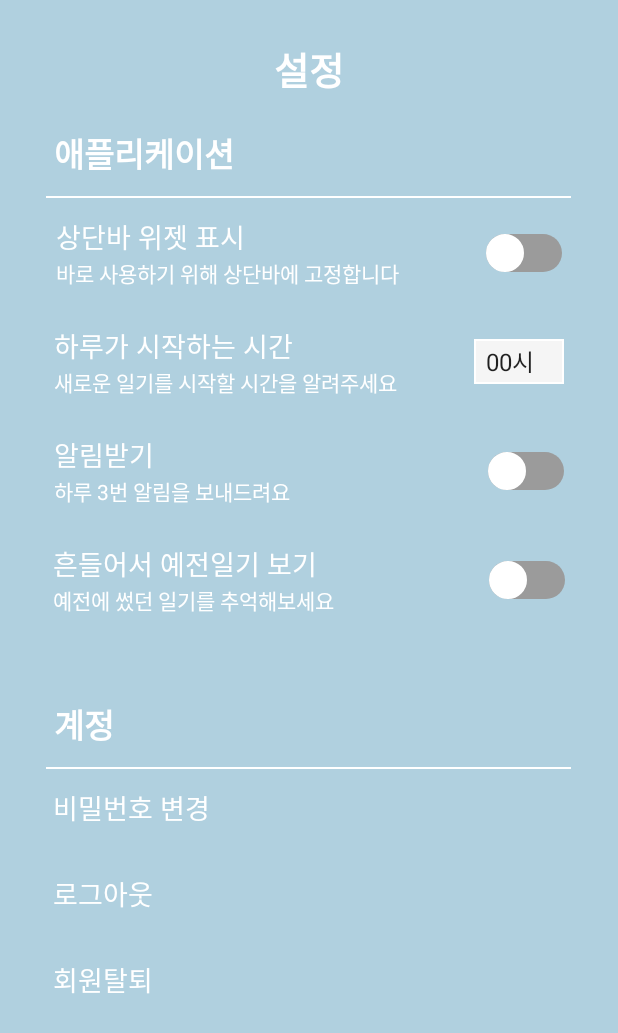
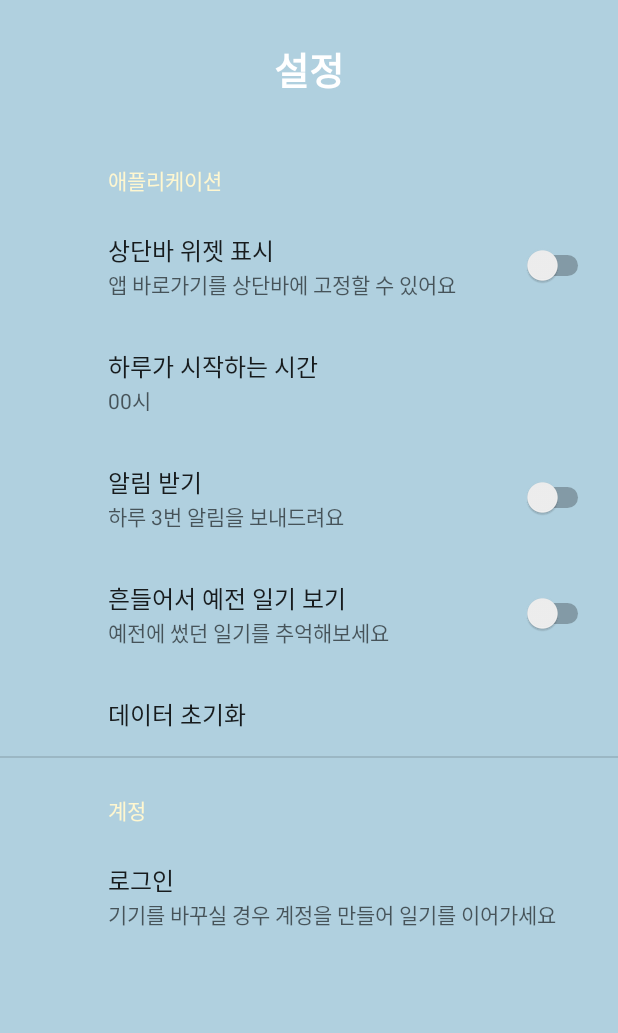
Before and after one commit to kgm-930/harufilm, an Android app: the SettingsActivity screen opened directly, with no data from a screen before it, on a phone screen of 412 x 824 dp. Shown: the top 1033 px of the screen. Run offline under Robolectric (Android 15) with nearby library versions, the phone set to English and light mode, and no system bars; our stand-ins replace androidx.preference.

Commit message:
settings preference

```diff
--- a/android/TodayFilm/app/build.gradle
+++ b/android/TodayFilm/app/build.gradle
@@ -35,13 +35,14 @@ android {
 }
 
 dependencies {
-
+    implementation 'androidx.preference:preference-ktx:1.2.0'
     implementation 'androidx.core:core-ktx:1.7.0'
     implementation 'androidx.appcompat:appcompat:1.4.2'
     implementation 'androidx.fragment:fragment-ktx:1.5.0'
     implementation 'androidx.recyclerview:recyclerview:1.2.1'
     implementation 'com.google.android.material:material:1.6.1'
     implementation 'androidx.constraintlayout:constraintlayout:2.1.4'
+    implementation 'androidx.preference:preference:1.1.1'
     testImplementation 'junit:junit:4.13.2'
     androidTestImplementation 'androidx.test.ext:junit:1.1.3'
     androidTestImplementation 'androidx.test.espresso:espresso-core:3.4.0'
--- a/android/TodayFilm/app/src/main/AndroidManifest.xml
+++ b/android/TodayFilm/app/src/main/AndroidManifest.xml
@@ -23,7 +23,7 @@
             android:name=".CameraActivity"
             android:exported="false" />
         <activity
-            android:name=".CoverActivity"
+            android:name=".MainActivity"
             android:exported="false" />
         <activity
             android:name=".IntroActivity"
@@ -44,7 +44,7 @@
             android:name=".LoginActivity"
             android:exported="false" />
         <activity
-            android:name=".MainActivity"
+            android:name=".CoverActivity"
             android:exported="true" >
             <intent-filter>
                 <action android:name="android.intent.action.MAIN" />
--- a/android/TodayFilm/app/src/main/java/com/example/todayfilm/SettingsActivity.kt
+++ b/android/TodayFilm/app/src/main/java/com/example/todayfilm/SettingsActivity.kt
@@ -1,32 +1,26 @@
 package com.example.todayfilm
 
+import android.os.Bundle
 import androidx.appcompat.app.AppCompatActivity
-import android.os.Bundle
-import android.widget.ArrayAdapter
-import android.widget.Spinner
+import androidx.preference.PreferenceFragmentCompat
 
 class SettingsActivity : AppCompatActivity() {
+
     override fun onCreate(savedInstanceState: Bundle?) {
         super.onCreate(savedInstanceState)
-        setContentView(R.layout.activity_settings)
-
-
-        val spinner: Spinner = findViewById(R.id.spinner)
-// Create an ArrayAdapter using the string array and a default spinner layout
-        ArrayAdapter.createFromResource(
-            this,
-            R.array.my_array,
-            android.R.layout.simple_spinner_item
-        ).also { adapter ->
-            // Specify the layout to use when the list of choices appears
-            adapter.setDropDownViewResource(android.R.layout.simple_spinner_dropdown_item)
-            // Apply the adapter to the spinner
-            spinner.adapter = adapter
+        setContentView(R.layout.settings_activity)
+        if (savedInstanceState == null) {
+            supportFragmentManager
+                    .beginTransaction()
+                    .replace(R.id.settings, SettingsFragment())
+                    .commit()
         }
-
-
-
+        supportActionBar?.setDisplayHomeAsUpEnabled(true)
     }
 
-
+    class SettingsFragment : PreferenceFragmentCompat() {
+        override fun onCreatePreferences(savedInstanceState: Bundle?, rootKey: String?) {
+            setPreferencesFromResource(R.xml.preference, rootKey)
+        }
+    }
 }
--- a/android/TodayFilm/app/src/main/res/layout/activity_settings.xml
+++ /dev/null
@@ -1,338 +0,0 @@
-<?xml version="1.0" encoding="utf-8"?>
-<LinearLayout xmlns:android="http://schemas.android.com/apk/res/android"
-    xmlns:app="http://schemas.android.com/apk/res-auto"
-    xmlns:tools="http://schemas.android.com/tools"
-    android:id="@+id/loginView"
-    android:layout_width="match_parent"
-    android:layout_height="match_parent"
-    tools:context=".SettingsActivity"
-    android:orientation="vertical"
-    android:gravity="center_horizontal"
-    android:background="@color/blue_200">
-
-
-
-    <TextView
-        android:layout_width="wrap_content"
-        android:layout_height="65dp"
-        android:text="설정"
-        android:textColor="@color/white"
-        android:textSize="25sp"
-        android:textStyle="bold"
-        android:gravity="bottom"
-        android:layout_marginBottom="20dp"
-        />
-    <TextView
-        android:layout_width="match_parent"
-        android:layout_height="wrap_content"
-        android:text="애플리케이션"
-        android:layout_marginStart="24dp"
-        android:textColor="@color/white"
-        android:textSize="22sp"
-        android:textStyle="bold"
-
-        />
-
-    <View
-        android:layout_width="350dp"
-        android:layout_height="1dp"
-        android:background="@color/white"
-        android:layout_marginVertical="12dp"
-
-
-        />
-
-
-
-    <androidx.constraintlayout.widget.ConstraintLayout
-        android:id="@+id/linearLayout"
-        android:layout_width="409dp"
-        android:layout_height="wrap_content"
-
-        android:paddingBottom="24dp"
-        android:orientation="horizontal"
-
-
-        android:paddingHorizontal="36dp"
-        app:layout_constraintEnd_toEndOf="parent"
-        app:layout_constraintHorizontal_bias="0.5"
-        app:layout_constraintStart_toStartOf="parent"
-        tools:layout_editor_absoluteX="1dp">
-
-        <LinearLayout
-            android:layout_width="wrap_content"
-            android:layout_height="wrap_content"
-            android:orientation="vertical">
-
-            <TextView
-                android:id="@+id/textView"
-                android:layout_width="wrap_content"
-                android:layout_height="wrap_content"
-                android:text="상단바 위젯 표시"
-                android:textColor="@color/white"
-                android:textSize="18sp" />
-
-            <TextView
-                android:id="@+id/textView2"
-                android:layout_width="wrap_content"
-                android:layout_height="wrap_content"
-                android:text="바로 사용하기 위해 상단바에 고정합니다"
-                android:textColor="@color/white"
-                android:textSize="14sp" />
-        </LinearLayout>
-
-        <Switch
-            android:id="@+id/switch1"
-            android:layout_width="wrap_content"
-            android:layout_height="wrap_content"
-            android:thumb="@drawable/switch_thumb"
-            android:track="@drawable/switch_track_selector"
-            app:layout_constraintBottom_toBottomOf="parent"
-            app:layout_constraintEnd_toEndOf="parent"
-            app:layout_constraintTop_toTopOf="parent" />
-
-
-
-
-
-    </androidx.constraintlayout.widget.ConstraintLayout>
-
-
-    <androidx.constraintlayout.widget.ConstraintLayout
-        android:id="@+id/linearLayout3"
-        android:layout_width="match_parent"
-        android:layout_height="wrap_content"
-        android:orientation="horizontal"
-        android:paddingHorizontal="36dp"
-
-        android:paddingBottom="24dp">
-
-        <LinearLayout
-            android:id="@+id/linearLayout4"
-            android:layout_width="wrap_content"
-            android:layout_height="wrap_content"
-            android:orientation="vertical"
-            app:layout_constraintStart_toStartOf="parent">
-
-            <TextView
-                android:id="@+id/textView3"
-                android:layout_width="wrap_content"
-                android:layout_height="wrap_content"
-                android:text="하루가 시작하는 시간"
-                android:textColor="@color/white"
-                android:textSize="18sp" />
-
-            <TextView
-                android:id="@+id/textView4"
-                android:layout_width="wrap_content"
-                android:layout_height="wrap_content"
-                android:text="새로운 일기를 시작할 시간을 알려주세요"
-                android:textColor="@color/white"
-                android:textSize="14sp" />
-
-        </LinearLayout>
-
-
-        <Spinner
-            android:id="@+id/spinner"
-            android:layout_width="60dp"
-            android:layout_height="30dp"
-
-            android:layout_centerHorizontal="true"
-            android:background="@drawable/spinner_background"
-            app:layout_constraintBottom_toBottomOf="parent"
-            app:layout_constraintEnd_toEndOf="parent"
-            app:layout_constraintTop_toTopOf="parent" />
-
-
-    </androidx.constraintlayout.widget.ConstraintLayout>
-
-    <androidx.constraintlayout.widget.ConstraintLayout
-        android:layout_width="match_parent"
-        android:layout_height="wrap_content"
-        android:paddingHorizontal="36dp"
-        android:paddingBottom="24dp"
-
-        android:orientation="horizontal">
-        <LinearLayout
-            android:layout_width="match_parent"
-            android:layout_height="wrap_content"
-            android:orientation="vertical"
-            >
-
-            <TextView
-                android:id="@+id/textView5"
-                android:layout_width="wrap_content"
-                android:layout_height="wrap_content"
-                android:text="알림받기"
-                android:textColor="@color/white"
-                android:textSize="18sp" />
-
-            <TextView
-                android:id="@+id/textView6"
-                android:layout_width="wrap_content"
-                android:layout_height="wrap_content"
-                android:text="하루 3번 알림을 보내드려요"
-                android:textColor="@color/white"
-                android:textSize="14sp" />
-
-        </LinearLayout>
-
-
-        <Switch
-            android:id="@+id/switch2"
-            android:layout_width="wrap_content"
-            android:layout_height="wrap_content"
-            android:thumb="@drawable/switch_thumb"
-            android:track="@drawable/switch_track_selector"
-            app:layout_constraintBottom_toBottomOf="parent"
-            app:layout_constraintEnd_toEndOf="parent"
-            app:layout_constraintTop_toTopOf="parent" />
-
-
-
-    </androidx.constraintlayout.widget.ConstraintLayout>
-
-    <androidx.constraintlayout.widget.ConstraintLayout
-        android:id="@+id/linearLayout6"
-        android:layout_width="match_parent"
-        android:layout_height="wrap_content"
-        android:paddingHorizontal="35dp"
-        android:layout_marginBottom="35dp"
-
-        android:orientation="horizontal">
-
-        <LinearLayout
-            android:id="@+id/linearLayout7"
-            android:layout_width="match_parent"
-            android:layout_height="wrap_content"
-            android:orientation="vertical"
-            tools:layout_editor_absoluteX="35dp">
-
-            <TextView
-                android:id="@+id/textView7"
-                android:layout_width="wrap_content"
-                android:layout_height="wrap_content"
-                android:text="흔들어서 예전일기 보기"
-                android:textColor="@color/white"
-                android:textSize="18sp" />
-
-            <TextView
-                android:id="@+id/textView8"
-                android:layout_width="wrap_content"
-                android:layout_height="wrap_content"
-                android:text="예전에 썼던 일기를 추억해보세요"
-                android:textColor="@color/white"
-                android:textSize="14sp" />
-
-
-        </LinearLayout>
-
-
-        <Switch
-            android:id="@+id/switch3"
-            android:layout_width="wrap_content"
-            android:layout_height="wrap_content"
-            android:thumb="@drawable/switch_thumb"
-            android:track="@drawable/switch_track_selector"
-            app:layout_constraintBottom_toBottomOf="parent"
-            app:layout_constraintEnd_toEndOf="parent"
-            app:layout_constraintTop_toTopOf="parent" />
-
-
-
-    </androidx.constraintlayout.widget.ConstraintLayout>
-
-    <TextView
-        android:layout_width="match_parent"
-        android:layout_height="wrap_content"
-        android:text="계정"
-        android:layout_marginStart="24dp"
-        android:textColor="@color/white"
-        android:textSize="22sp"
-        android:textStyle="bold"
-        android:paddingTop="20dp"
-
-        />
-
-
-    <View
-        android:layout_width="350dp"
-        android:layout_height="1dp"
-        android:background="@color/white"
-        android:layout_marginVertical="12dp"
-
-
-
-        />
-
-
-    <LinearLayout
-        android:layout_width="match_parent"
-        android:layout_height="wrap_content"
-        >
-
-        <LinearLayout
-            android:layout_width="wrap_content"
-            android:layout_height="wrap_content"
-            android:orientation="vertical"
-            android:paddingHorizontal="35dp"
-            android:visibility="gone"
-
-            >
-
-            <TextView
-                android:layout_width="wrap_content"
-                android:layout_height="wrap_content"
-                android:text="로그인"
-                android:textColor="@color/white"
-                android:textSize="18sp" />
-
-            <TextView
-                android:layout_width="wrap_content"
-                android:layout_height="wrap_content"
-                android:text="기기를 바꾸실 경우 계정을 만들어 일기를 이어가세요"
-                android:textColor="@color/white"
-                android:textSize="14sp" />
-
-        </LinearLayout>
-
-        <LinearLayout
-            android:layout_width="wrap_content"
-            android:layout_height="wrap_content"
-            android:orientation="vertical"
-            android:paddingHorizontal="35dp"
-
-            >
-
-            <TextView
-                android:layout_width="wrap_content"
-                android:layout_height="wrap_content"
-                android:text="비밀번호 변경"
-                android:textColor="@color/white"
-                android:textSize="18sp"
-                android:paddingBottom="30dp"/>
-
-            <TextView
-                android:layout_width="wrap_content"
-                android:layout_height="wrap_content"
-                android:text="로그아웃"
-                android:textColor="@color/white"
-                android:textSize="18sp"
-                android:paddingBottom="30dp"/>
-            <TextView
-                android:layout_width="wrap_content"
-                android:layout_height="wrap_content"
-                android:text="회원탈퇴"
-                android:textColor="@color/white"
-                android:textSize="18sp"
-                android:paddingBottom="20dp"/>
-
-
-
-
-        </LinearLayout>
-    </LinearLayout>
-
-
-</LinearLayout>
--- /dev/null
+++ b/android/TodayFilm/app/src/main/res/layout/settings_activity.xml
@@ -0,0 +1,31 @@
+<LinearLayout
+    xmlns:android="http://schemas.android.com/apk/res/android"
+    android:layout_width="match_parent"
+    android:layout_height="match_parent"
+    android:orientation="vertical"
+    android:gravity="center_horizontal"
+    android:background="@color/blue_200">
+
+
+    <TextView
+        android:layout_width="wrap_content"
+        android:layout_height="65dp"
+        android:text="설정"
+        android:textColor="@color/white"
+        android:textSize="25sp"
+        android:textStyle="bold"
+        android:gravity="bottom"
+        android:layout_marginBottom="20dp"
+        />
+
+
+
+    <FrameLayout
+        android:id="@+id/settings"
+        android:layout_width="match_parent"
+        android:layout_height="wrap_content" />
+
+
+
+
+</LinearLayout>
--- /dev/null
+++ b/android/TodayFilm/app/src/main/res/values/arrays.xml
@@ -0,0 +1,12 @@
+<resources>
+    <!-- Reply Preference -->
+    <string-array name="reply_entries">
+        <item>Reply</item>
+        <item>Reply to all</item>
+    </string-array>
+
+    <string-array name="reply_values">
+        <item>reply</item>
+        <item>reply_all</item>
+    </string-array>
+</resources>
--- a/android/TodayFilm/app/src/main/res/values/strings.xml
+++ b/android/TodayFilm/app/src/main/res/values/strings.xml
@@ -54,4 +54,21 @@
 
     <!-- TODO: Remove or change this placeholder text -->
     <string name="hello_blank_fragment">Hello blank fragment</string>
+    <string name="title_activity_setting">SettingActivity</string>
+
+    <!-- Preference Titles -->
+    <string name="messages_header">Messages</string>
+    <string name="sync_header">Sync</string>
+
+    <!-- Messages Preferences -->
+    <string name="signature_title">Your signature</string>
+    <string name="reply_title">Default reply action</string>
+
+    <!-- Sync Preferences -->
+    <string name="sync_title">Sync email periodically</string>
+    <string name="attachment_title">Download incoming attachments</string>
+    <string name="attachment_summary_on">Automatically download attachments for incoming emails
+    </string>
+    <string name="attachment_summary_off">Only download attachments when manually requested</string>
+    <string name="title_activity_settings">SettingsActivity</string>
 </resources>
--- /dev/null
+++ b/android/TodayFilm/app/src/main/res/values/style.xml
@@ -0,0 +1,8 @@
+<?xml version="1.0" encoding="utf-8"?>
+<resources>
+    <style name="GreenText" >
+        <item name="android:textColor">@color/white</item>
+    </style>
+
+
+</resources>
--- /dev/null
+++ b/android/TodayFilm/app/src/main/res/xml/preference.xml
@@ -0,0 +1,86 @@
+<?xml version="1.0" encoding="utf-8"?>
+<PreferenceScreen xmlns:android="http://schemas.android.com/apk/res/android"
+    xmlns:app="http://schemas.android.com/apk/res-auto"
+
+    >
+
+    <PreferenceCategory
+        app:title="애플리케이션">
+
+        <SwitchPreference
+            app:title="상단바 위젯 표시"
+            app:summary="앱 바로가기를 상단바에 고정할 수 있어요" />
+
+        <ListPreference
+            android:defaultValue="00시"
+            android:entries="@array/my_array"
+            android:entryValues="@array/my_array"
+            android:key="key_language"
+            android:negativeButtonText="닫기"
+            android:positiveButtonText="어딨어"
+            android:summary="새로운 일기를 시작할 시간을 알려주세요"
+            android:title="하루가 시작하는 시간"
+            app:useSimpleSummaryProvider="true"
+
+
+
+            />
+
+
+
+
+
+
+        <SwitchPreference
+            app:title="알림 받기"
+            app:summary="하루 3번 알림을 보내드려요" />
+
+
+        <SwitchPreference
+            app:title="흔들어서 예전 일기 보기"
+            app:summary="예전에 썼던 일기를 추억해보세요" />
+
+        <Preference
+            app:title="데이터 초기화"
+            />
+
+
+
+    </PreferenceCategory>
+
+    <PreferenceCategory
+        app:title="계정"
+        app:isPreferenceVisible="false"
+
+        >
+        <Preference
+            app:title="비밀번호 변경"
+            />
+        <Preference
+            app:title="로그아웃"
+            />
+        <Preference
+            app:title="회원탈퇴"
+            />
+
+
+
+    </PreferenceCategory>
+
+    <PreferenceCategory
+        app:title="계정"
+        app:isPreferenceVisible="true"
+        >
+        <Preference
+            app:title="로그인"
+            app:summary="기기를 바꾸실 경우 계정을 만들어 일기를 이어가세요"
+            />
+
+
+
+
+    </PreferenceCategory>
+
+
+
+</PreferenceScreen>
--- /dev/null
+++ b/android/TodayFilm/app/src/main/res/xml/root_preferences.xml
@@ -0,0 +1,38 @@
+<PreferenceScreen
+    xmlns:app="http://schemas.android.com/apk/res-auto">
+
+    <PreferenceCategory
+        app:title="@string/messages_header">
+
+        <EditTextPreference
+            app:key="signature"
+            app:title="@string/signature_title"
+            app:useSimpleSummaryProvider="true"/>
+
+        <ListPreference
+            app:key="reply"
+            app:title="@string/reply_title"
+            app:entries="@array/reply_entries"
+            app:entryValues="@array/reply_values"
+            app:defaultValue="reply"
+            app:useSimpleSummaryProvider="true"/>
+
+    </PreferenceCategory>
+
+    <PreferenceCategory
+        app:title="@string/sync_header">
+
+        <SwitchPreferenceCompat
+            app:key="sync"
+            app:title="@string/sync_title"/>
+
+        <SwitchPreferenceCompat
+            app:key="attachment"
+            app:title="@string/attachment_title"
+            app:summaryOn="@string/attachment_summary_on"
+            app:summaryOff="@string/attachment_summary_off"
+            app:dependency="sync"/>
+
+    </PreferenceCategory>
+
+</PreferenceScreen>
```
